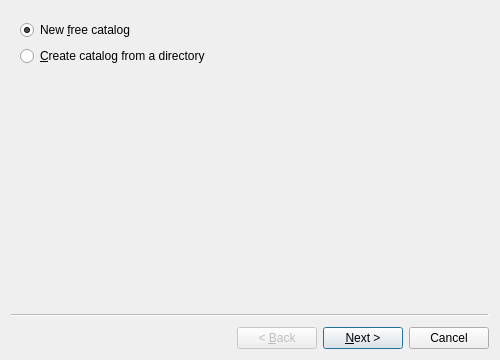
Old version of the form uiQt/createcatalogwizard.ui in the repository osmank3/bilge-katalog-old.
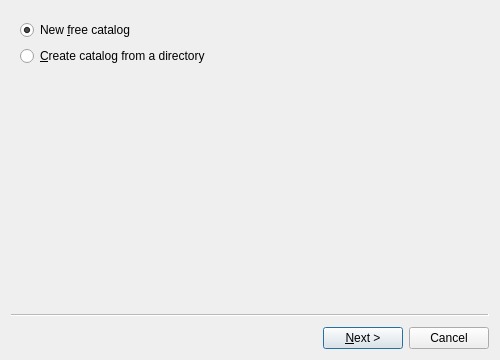
New version of the form. Icons and pictures are not drawn.

The edit to the form file:
```diff
--- a/uiQt/createcatalogwizard.ui
+++ b/uiQt/createcatalogwizard.ui
@@ -20,8 +20,8 @@
   <property name="locale">
    <locale language="English" country="UnitedKingdom"/>
   </property>
-  <property name="wizardStyle">
-   <enum>QWizard::ClassicStyle</enum>
+  <property name="options">
+   <set>QWizard::DisabledBackButtonOnLastPage|QWizard::NoBackButtonOnStartPage</set>
   </property>
   <widget class="QWizardPage" name="wizardPage1">
    <layout class="QVBoxLayout" name="verticalLayout">
```
